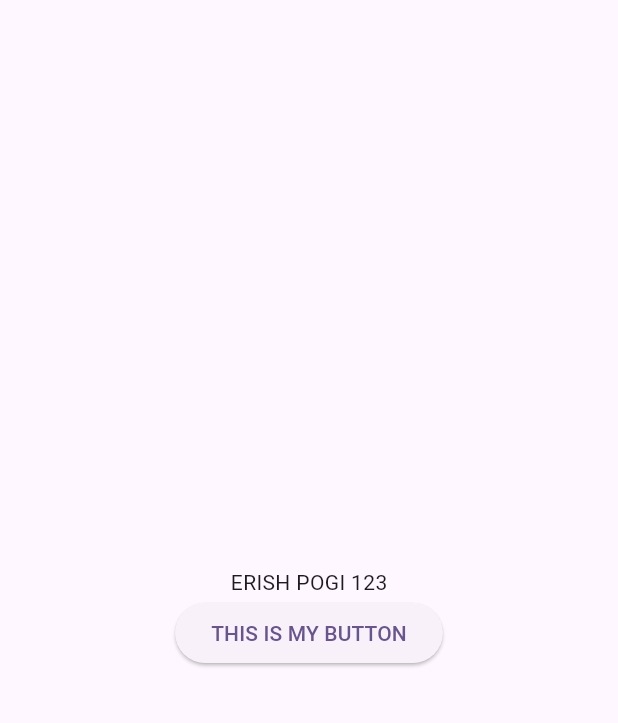
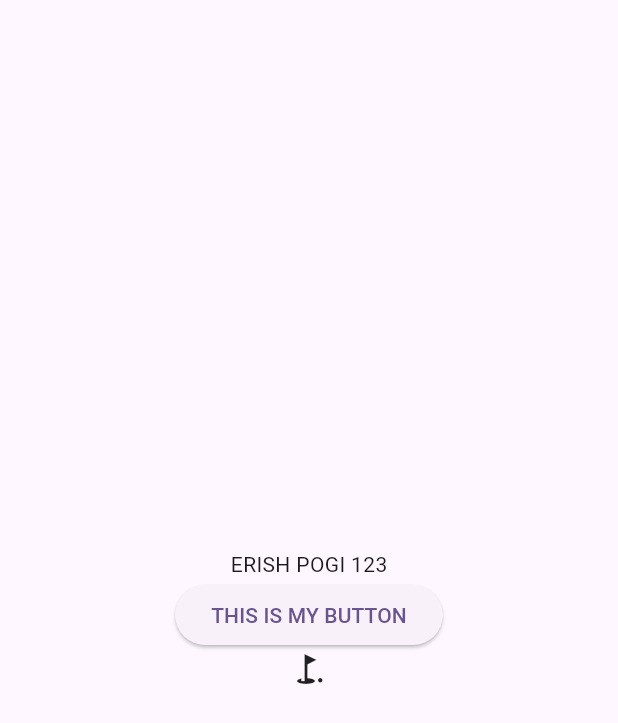
Before and after one commit to webeights/my_application, a Flutter app: the screen it shows after launch, on a phone screen of 412 x 824 dp. Shown: the top 723 px of the screen. Run offline on Flutter 3.47's test engine with Material 3 defaults, Android fonts, the phone set to English and light mode, and no system bars.

Commit message:
added icon

```diff
--- /dev/null
+++ b/lib/custom_icon.dart
@@ -0,0 +1,15 @@
+import 'package:flutter/material.dart';
+
+class CustomIcon extends StatelessWidget {
+  const CustomIcon({
+    required this.icon,
+    super.key,
+  });
+
+  final IconData icon;
+
+  @override
+  Widget build(BuildContext context) {
+    return Icon(icon);
+  }
+}
--- a/lib/home.dart
+++ b/lib/home.dart
@@ -1,5 +1,6 @@
 import 'package:flutter/material.dart';
 import 'package:my_application/custom_button.dart';
+import 'package:my_application/custom_icon.dart';
 import 'package:my_application/custom_text.dart';
 
 class HomeScreen extends StatelessWidget {
@@ -13,7 +14,8 @@ class HomeScreen extends StatelessWidget {
           mainAxisAlignment: MainAxisAlignment.center,
           children: [
             CustomText('ERISH POGI 123'),
-            CustomButton('THIS IS MY BUTTON')
+            CustomButton('THIS IS MY BUTTON'),
+            CustomIcon(icon: Icons.golf_course),
           ],
         ),
       ),
```
